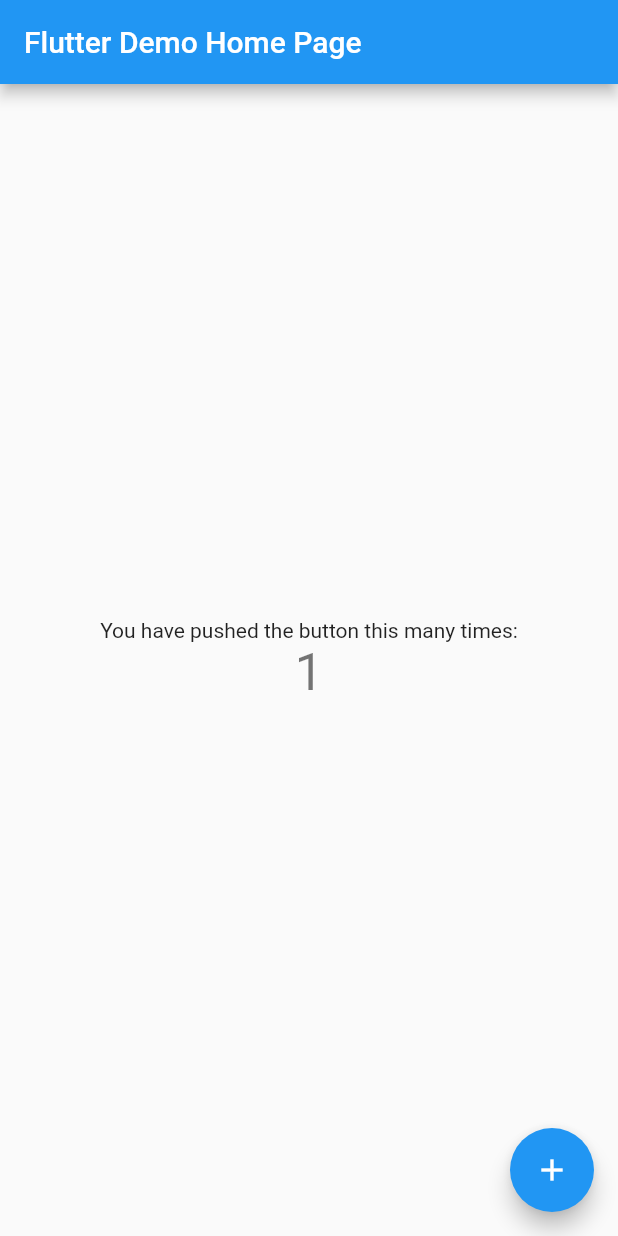
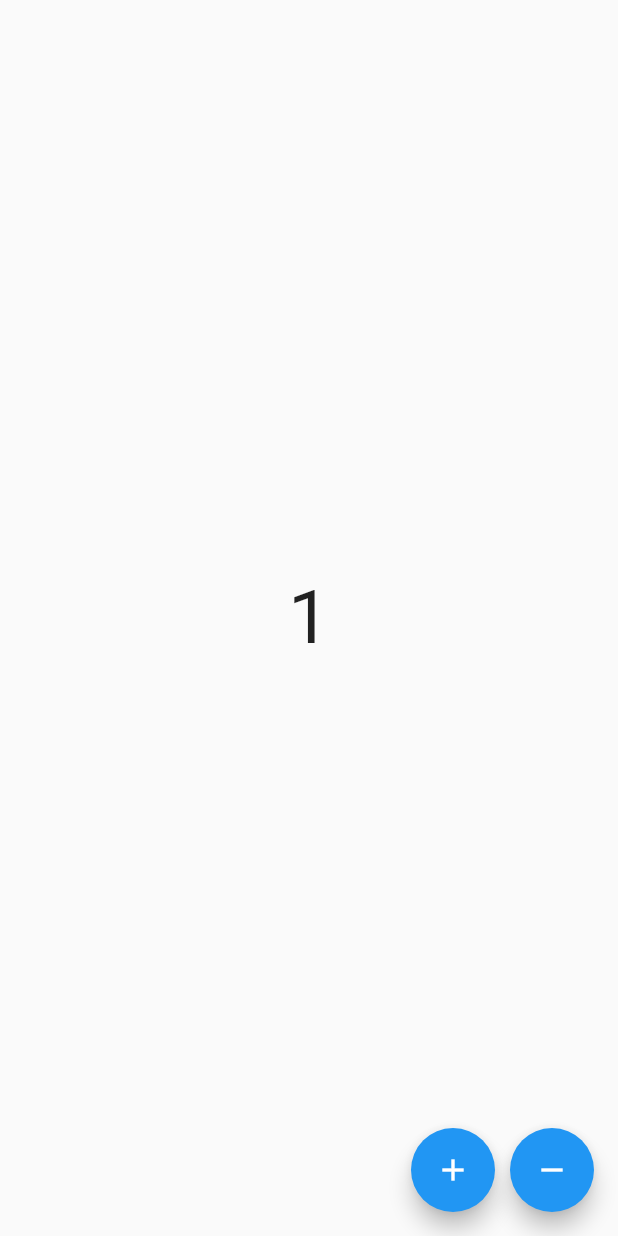
Before and after one commit to flutteracademy-app/introduccion_bloc_mgt, a Flutter app: the screen it shows after launch, after a tap on the "add" icon, on a phone screen of 412 x 824 dp. Run offline on Flutter 3.47's test engine with Material 2 defaults, Android fonts, the phone set to English and light mode, and no system bars; our stand-ins replace bloc, flutter_bloc.

```diff
--- /dev/null
+++ b/lib/cubits/cubit/counter_cubit.dart
@@ -0,0 +1,21 @@
+import 'dart:developer';
+
+import 'package:bloc/bloc.dart';
+
+part 'counter_state.dart';
+
+class CounterCubit extends Cubit<CounterState> {
+  CounterCubit() : super(CounterState.initial());
+
+  void increment() {
+    final newState = state.copyWith(counter: state.counter + 1);
+    log("$newState");
+    emit(newState);
+  }
+
+  void decrement() {
+    final newState = state.copyWith(counter: state.counter - 1);
+    log("$newState");
+    emit(newState);
+  }
+}
--- /dev/null
+++ b/lib/cubits/cubit/counter_state.dart
@@ -0,0 +1,17 @@
+// ignore_for_file: public_member_api_docs, sort_constructors_first
+part of 'counter_cubit.dart';
+
+class CounterState {
+  final int counter;
+  const CounterState({
+    required this.counter,
+  });
+
+  factory CounterState.initial() {
+    return const CounterState(counter: 0);
+  }
+
+  CounterState copyWith({int? counter}) {
+    return CounterState(counter: counter ?? this.counter);
+  }
+}
--- a/lib/main.dart
+++ b/lib/main.dart
@@ -1,115 +1,21 @@
 import 'package:flutter/material.dart';
+import 'package:flutter_bloc/flutter_bloc.dart';
+import 'package:introduccion_bloc_mgt/cubits/cubit/counter_cubit.dart';
+import 'package:introduccion_bloc_mgt/pages/home_page.dart';
 
-void main() {
-  runApp(const MyApp());
-}
+void main() => runApp(const MyApp());
 
 class MyApp extends StatelessWidget {
   const MyApp({Key? key}) : super(key: key);
 
-  // This widget is the root of your application.
   @override
   Widget build(BuildContext context) {
-    return MaterialApp(
-      title: 'Flutter Demo',
-      theme: ThemeData(
-        // This is the theme of your application.
-        //
-        // Try running your application with "flutter run". You'll see the
-        // application has a blue toolbar. Then, without quitting the app, try
-        // changing the primarySwatch below to Colors.green and then invoke
-        // "hot reload" (press "r" in the console where you ran "flutter run",
-        // or simply save your changes to "hot reload" in a Flutter IDE).
-        // Notice that the counter didn't reset back to zero; the application
-        // is not restarted.
-        primarySwatch: Colors.blue,
+    return BlocProvider<CounterCubit>(
+      create: (context) => CounterCubit(),
+      child: const MaterialApp(
+        title: 'Material App',
+        home: HomePage(),
       ),
-      home: const MyHomePage(title: 'Flutter Demo Home Page'),
     );
   }
 }
-
-class MyHomePage extends StatefulWidget {
-  const MyHomePage({Key? key, required this.title}) : super(key: key);
-
-  // This widget is the home page of your application. It is stateful, meaning
-  // that it has a State object (defined below) that contains fields that affect
-  // how it looks.
-
-  // This class is the configuration for the state. It holds the values (in this
-  // case the title) provided by the parent (in this case the App widget) and
-  // used by the build method of the State. Fields in a Widget subclass are
-  // always marked "final".
-
-  final String title;
-
-  @override
-  State<MyHomePage> createState() => _MyHomePageState();
-}
-
-class _MyHomePageState extends State<MyHomePage> {
-  int _counter = 0;
-
-  void _incrementCounter() {
-    setState(() {
-      // This call to setState tells the Flutter framework that something has
-      // changed in this State, which causes it to rerun the build method below
-      // so that the display can reflect the updated values. If we changed
-      // _counter without calling setState(), then the build method would not be
-      // called again, and so nothing would appear to happen.
-      _counter++;
-    });
-  }
-
-  @override
-  Widget build(BuildContext context) {
-    // This method is rerun every time setState is called, for instance as done
-    // by the _incrementCounter method above.
-    //
-    // The Flutter framework has been optimized to make rerunning build methods
-    // fast, so that you can just rebuild anything that needs updating rather
-    // than having to individually change instances of widgets.
-    return Scaffold(
-      appBar: AppBar(
-        // Here we take the value from the MyHomePage object that was created by
-        // the App.build method, and use it to set our appbar title.
-        title: Text(widget.title),
-      ),
-      body: Center(
-        // Center is a layout widget. It takes a single child and positions it
-        // in the middle of the parent.
-        child: Column(
-          // Column is also a layout widget. It takes a list of children and
-          // arranges them vertically. By default, it sizes itself to fit its
-          // children horizontally, and tries to be as tall as its parent.
-          //
-          // Invoke "debug painting" (press "p" in the console, choose the
-          // "Toggle Debug Paint" action from the Flutter Inspector in Android
-          // Studio, or the "Toggle Debug Paint" command in Visual Studio Code)
-          // to see the wireframe for each widget.
-          //
-          // Column has various properties to control how it sizes itself and
-          // how it positions its children. Here we use mainAxisAlignment to
-          // center the children vertically; the main axis here is the vertical
-          // axis because Columns are vertical (the cross axis would be
-          // horizontal).
-          mainAxisAlignment: MainAxisAlignment.center,
-          children: <Widget>[
-            const Text(
-              'You have pushed the button this many times:',
-            ),
-            Text(
-              '$_counter',
-              style: Theme.of(context).textTheme.headline4,
-            ),
-          ],
-        ),
-      ),
-      floatingActionButton: FloatingActionButton(
-        onPressed: _incrementCounter,
-        tooltip: 'Increment',
-        child: const Icon(Icons.add),
-      ), // This trailing comma makes auto-formatting nicer for build methods.
-    );
-  }
-}
--- /dev/null
+++ b/lib/pages/home_page.dart
@@ -0,0 +1,45 @@
+import 'package:flutter/material.dart';
+import 'package:flutter_bloc/flutter_bloc.dart';
+import 'package:introduccion_bloc_mgt/cubits/cubit/counter_cubit.dart';
+
+class HomePage extends StatelessWidget {
+  const HomePage({Key? key}) : super(key: key);
+
+  @override
+  Widget build(BuildContext context) {
+    return Scaffold(
+      floatingActionButton: Row(
+        mainAxisAlignment: MainAxisAlignment.end,
+        children: [
+          FloatingActionButton(
+            onPressed: () {
+              BlocProvider.of<CounterCubit>(context).increment();
+            },
+            child: const Icon(Icons.add),
+            heroTag: 'increment',
+          ),
+          const SizedBox(
+            width: 10.0,
+          ),
+          FloatingActionButton(
+            onPressed: () {
+              BlocProvider.of<CounterCubit>(context).decrement();
+            },
+            child: const Icon(Icons.remove),
+            heroTag: 'decrement',
+          ),
+        ],
+      ),
+      body: BlocBuilder<CounterCubit, CounterState>(
+        builder: (context, state) {
+          return Center(
+            child: Text(
+              "${state.counter}",
+              style: const TextStyle(fontSize: 50.0),
+            ),
+          );
+        },
+      ),
+    );
+  }
+}
--- a/pubspec.yaml
+++ b/pubspec.yaml
@@ -34,6 +34,7 @@ dependencies:
   # The following adds the Cupertino Icons font to your application.
   # Use with the CupertinoIcons class for iOS style icons.
   cupertino_icons: ^1.0.2
+  flutter_bloc: ^8.1.1
 
 dev_dependencies:
   flutter_test:
```
Also changed, not shown: pubspec.lock.
